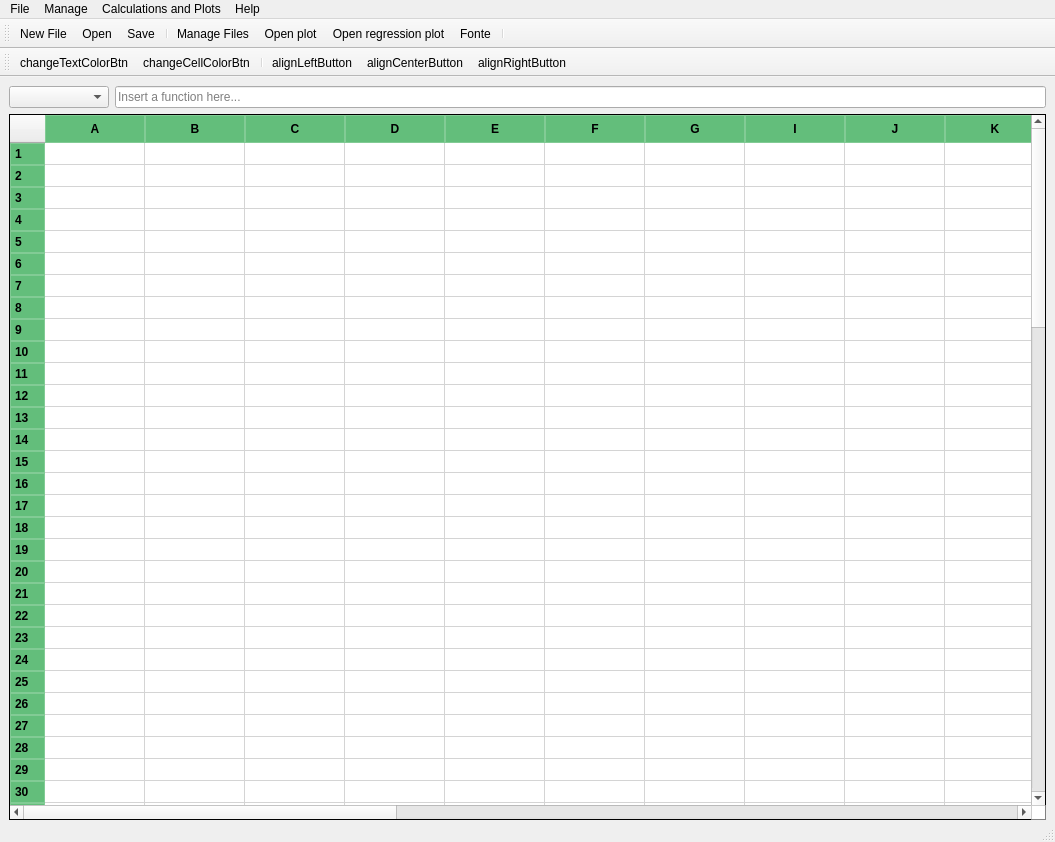
albano-a/GradPress, file src/interface/maingui.ui: the form before one commit.
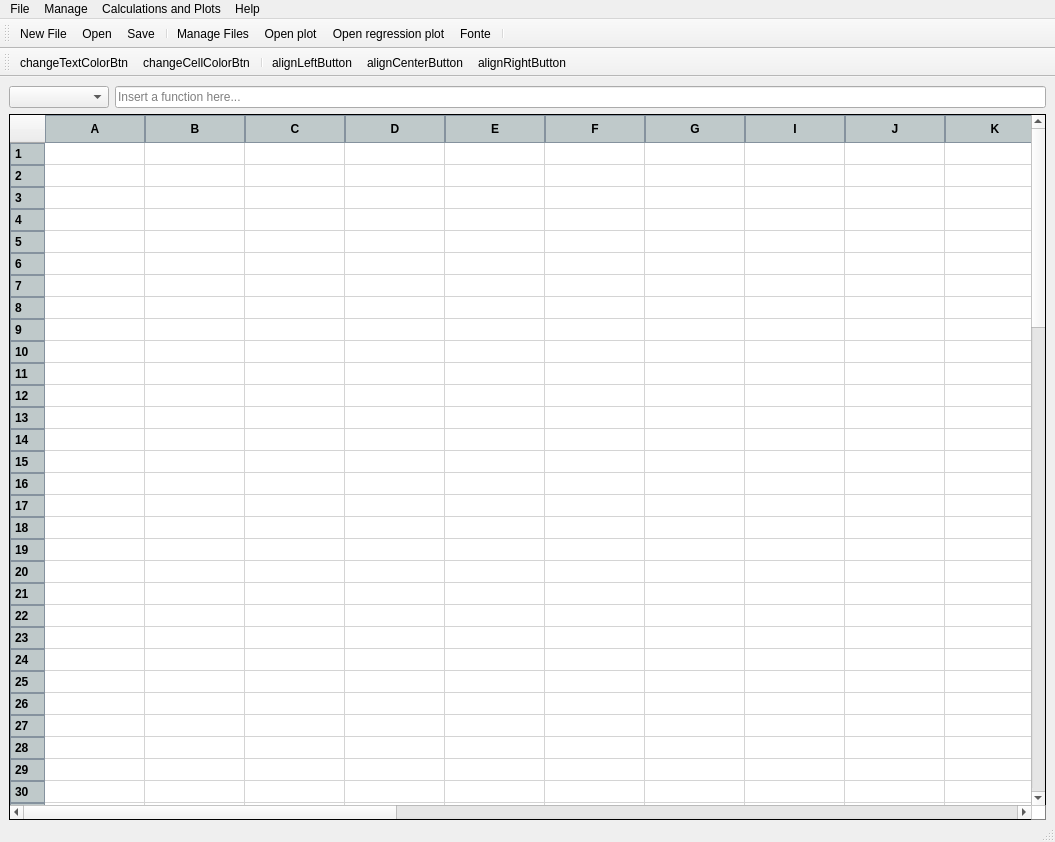
The form after the commit. Icons and pictures are not drawn.

```diff
--- a/src/interface/maingui.ui
+++ b/src/interface/maingui.ui
@@ -157,10 +157,10 @@
 
 /* Styling for header sections */
 QHeaderView::section {
-    background-color: #63BE7B ; /* Cor de fundo cinza claro */
+    background-color: #BFC9CA ; /* Cor de fundo cinza claro */
     color: #000000; /* Cor do texto preto */
     font-weight: bold; /* Texto em negrito */
-    border: 1px solid #82CB95 ; /* Borda cinza */
+    border: 1px solid #85929E ; /* Borda cinza */
     padding: 4px; /* Preenchimento interno */
 }
 
```
Left out of the diff: 40 changed lines with no effect on the pictures.
